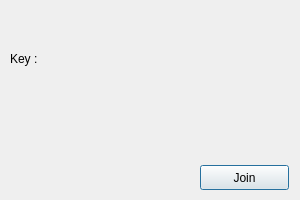
Above: FingerCoaster/joinpopup.ui from PavleVl/FingerCoaster before the change. Below: the same form after it.
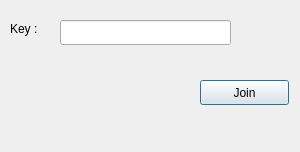
That is the form after the change.

Patch:
```diff
--- a/FingerCoaster/joinpopup.ui
+++ b/FingerCoaster/joinpopup.ui
@@ -7,7 +7,7 @@
     <x>0</x>
     <y>0</y>
     <width>300</width>
-    <height>200</height>
+    <height>152</height>
    </rect>
   </property>
   <property name="windowTitle">
@@ -17,7 +17,7 @@
    <property name="geometry">
     <rect>
      <x>10</x>
-     <y>50</y>
+     <y>20</y>
      <width>31</width>
      <height>17</height>
     </rect>
@@ -43,7 +43,7 @@
    <property name="geometry">
     <rect>
      <x>200</x>
-     <y>165</y>
+     <y>80</y>
      <width>89</width>
      <height>25</height>
     </rect>
@@ -52,6 +52,32 @@
     <string>Join</string>
    </property>
   </widget>
+  <widget class="QLineEdit" name="labelInsertKey">
+   <property name="geometry">
+    <rect>
+     <x>60</x>
+     <y>20</y>
+     <width>171</width>
+     <height>25</height>
+    </rect>
+   </property>
+   <property name="text">
+    <string/>
+   </property>
+  </widget>
+  <widget class="QLabel" name="lMessage">
+   <property name="geometry">
+    <rect>
+     <x>10</x>
+     <y>80</y>
+     <width>181</width>
+     <height>20</height>
+    </rect>
+   </property>
+   <property name="text">
+    <string/>
+   </property>
+  </widget>
  </widget>
  <resources/>
  <connections/>
```
Left out of the diff: 13 changed lines with no effect on the pictures.
